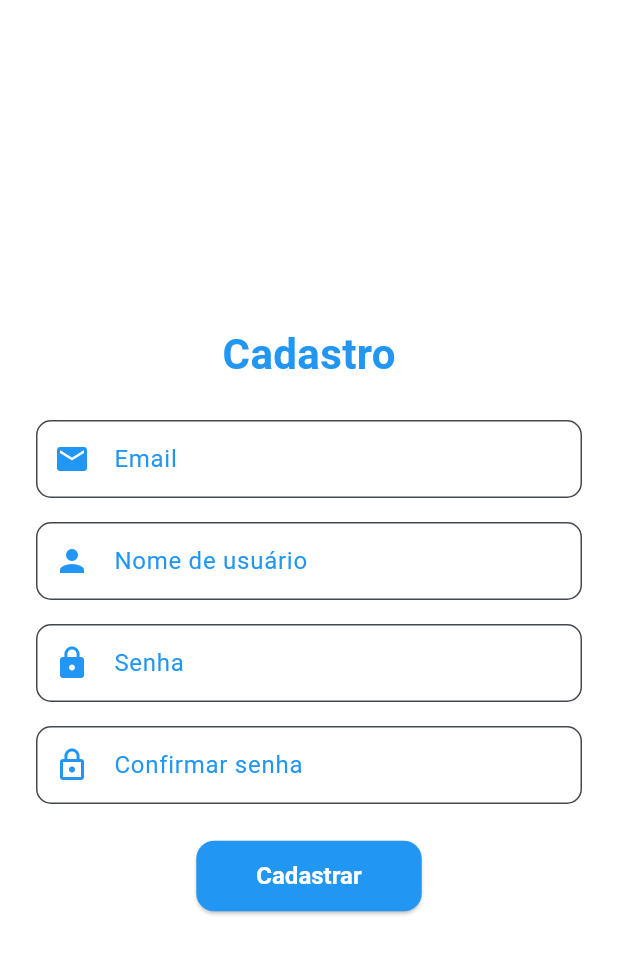
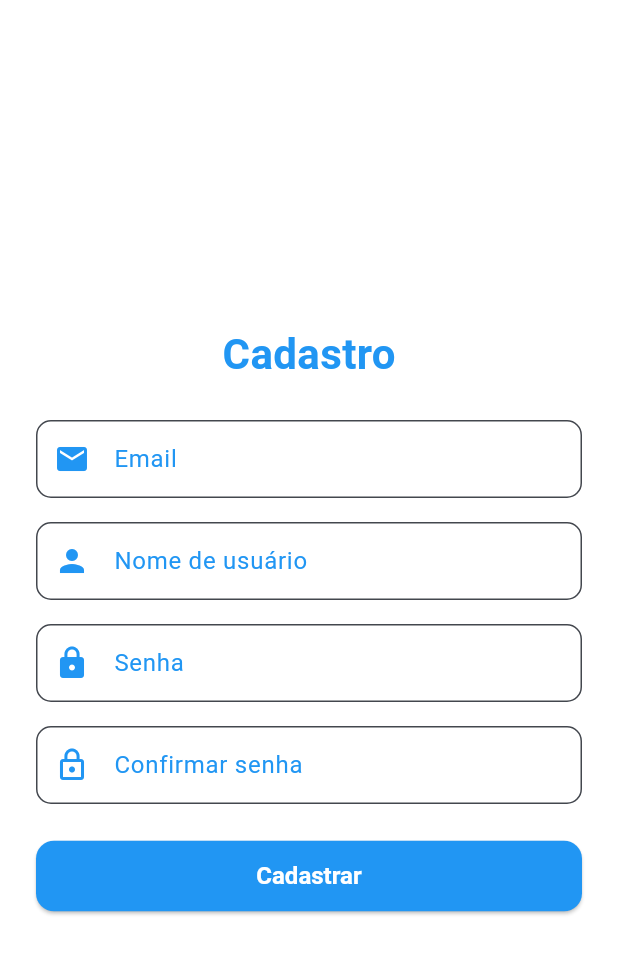
Before and after one commit to HellenGabi/aulajaja-main, a Flutter app: the RegisterScreen screen opened directly, on a phone screen of 412 x 824 dp. Shown: the top 954 px of the screen. Run offline on Flutter 3.47's test engine with Material 3 defaults, Android fonts, the phone set to English and light mode, and no system bars; our stand-ins replace shared_preferences, supabase_flutter, table_calendar; accounts and stored records are empty.

Commit message:
commit final

```diff
--- a/lib/screens/register_screen.dart
+++ b/lib/screens/register_screen.dart
@@ -94,9 +94,16 @@ class _RegisterScreenState extends State<RegisterScreen> {
   Widget build(BuildContext context) {
     return Scaffold(
       backgroundColor: Colors.white,
-      body: Center(
+      body: LayoutBuilder(
+        builder: (context, constraints) {
+          double maxWidth = constraints.maxWidth;
+          double formWidth = maxWidth < 600 ? maxWidth * 0.9 : 500;
+
+          return Center(
             child: SingleChildScrollView(
               padding: EdgeInsets.all(24),
+              child: Container(
+                width: formWidth,
                 child: Column(
                   mainAxisAlignment: MainAxisAlignment.center,
                   children: [
@@ -118,6 +125,7 @@ class _RegisterScreenState extends State<RegisterScreen> {
                           borderRadius: BorderRadius.circular(10),
                         ),
                       ),
+                      keyboardType: TextInputType.emailAddress,
                     ),
                     SizedBox(height: 16),
                     TextField(
@@ -155,11 +163,14 @@ class _RegisterScreenState extends State<RegisterScreen> {
                       ),
                     ),
                     SizedBox(height: 24),
-              ElevatedButton(
+                    SizedBox(
+                      width: double.infinity,
+                      child: ElevatedButton(
                         onPressed: isLoading ? null : _register,
                         style: ElevatedButton.styleFrom(
                           backgroundColor: Colors.blue,
-                  padding: EdgeInsets.symmetric(horizontal: 40, vertical: 14),
+                          padding:
+                              EdgeInsets.symmetric(horizontal: 40, vertical: 14),
                           shape: RoundedRectangleBorder(
                             borderRadius: BorderRadius.circular(12),
                           ),
@@ -171,19 +182,23 @@ class _RegisterScreenState extends State<RegisterScreen> {
                                 style: TextStyle(fontSize: 16),
                               ),
                       ),
+                    ),
                     if (errorMessage != null)
                       Padding(
                         padding: EdgeInsets.only(top: 12),
                         child: Text(
                           errorMessage!,
                           style: TextStyle(color: Colors.red),
+                          textAlign: TextAlign.center,
                         ),
                       ),
                   ],
-            // ss
                 ),
               ),
             ),
           );
+        },
+      ),
+    );
   }
 }
```
Also changed, not shown: lib/screens/people_screen.dart (+23 -11 lines), 1 other file. Lines whose indentation alone changed are shown as unchanged.
